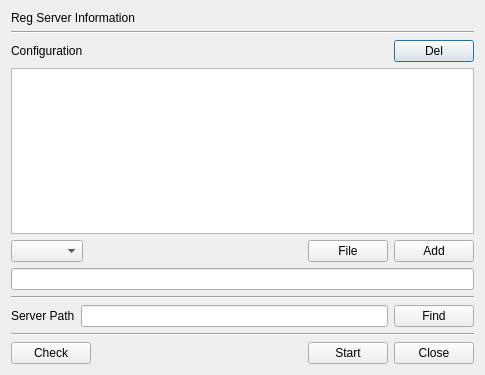
jykim74/CertMan, file CertMan/reg_srv_dlg.ui: the form before one commit.
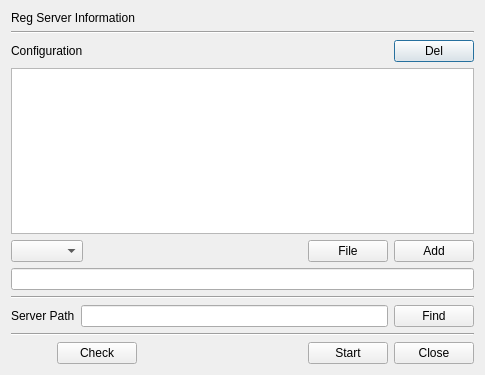
The form after the commit. Icons and pictures are not drawn.

Diff of the .ui file:
```diff
--- a/CertMan/reg_srv_dlg.ui
+++ b/CertMan/reg_srv_dlg.ui
@@ -149,21 +149,14 @@
      <property name="topMargin">
       <number>0</number>
      </property>
-     <item row="0" column="0">
-      <widget class="QPushButton" name="mCheckBtn">
-       <property name="text">
-        <string>Check</string>
-       </property>
-      </widget>
-     </item>
-     <item row="0" column="3">
+     <item row="0" column="4">
       <widget class="QPushButton" name="mCloseBtn">
        <property name="text">
         <string>Close</string>
        </property>
       </widget>
      </item>
-     <item row="0" column="2">
+     <item row="0" column="3">
       <widget class="QPushButton" name="mStartBtn">
        <property name="text">
         <string>Start</string>
@@ -171,6 +164,13 @@
       </widget>
      </item>
      <item row="0" column="1">
+      <widget class="QPushButton" name="mCheckBtn">
+       <property name="text">
+        <string>Check</string>
+       </property>
+      </widget>
+     </item>
+     <item row="0" column="2">
       <spacer name="horizontalSpacer">
        <property name="orientation">
         <enum>Qt::Horizontal</enum>
@@ -183,6 +183,20 @@
        </property>
       </spacer>
      </item>
+     <item row="0" column="0">
+      <widget class="QPushButton" name="mOnBtn">
+       <property name="text">
+        <string/>
+       </property>
+       <property name="icon">
+        <iconset resource="certman.qrc">
+         <normaloff>:/images/on.png</normaloff>:/images/on.png</iconset>
+       </property>
+       <property name="flat">
+        <bool>true</bool>
+       </property>
+      </widget>
+     </item>
     </layout>
    </item>
   </layout>
```
Left out of the diff: 4 changed lines with no effect on the pictures.
